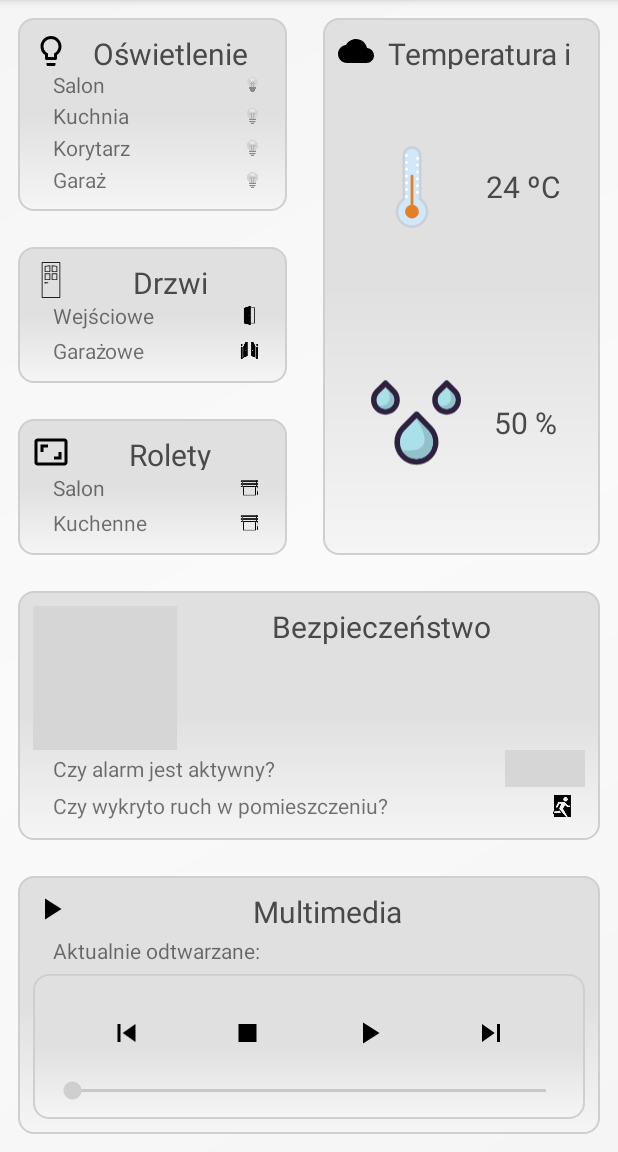
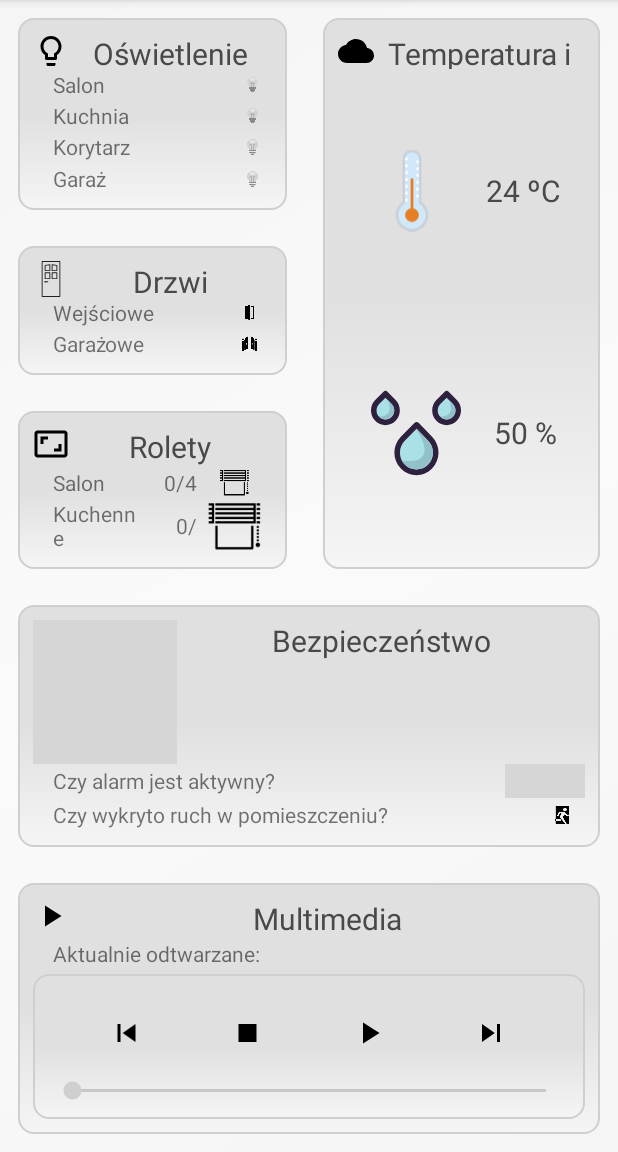
Before and after one commit to marcinkozikowski/SmartPiHome, an Android app: the HomeFragment screen opened directly, with no data from a screen before it, on a phone screen of 412 x 824 dp, the part 84-1236 px from its top. Run offline under Robolectric (Android 15) with nearby library versions, the phone set to English and light mode, and no system bars; libraries missing offline, so code that uses them is left out: com.pubnub.api; 8 statements that could not run were skipped; grey boxes are pictures that could not be loaded.

Commit message:
Current blind position handlers with modyfied home screen representation of it

```diff
--- a/app/src/main/java/Tools/CurrentDeviceState.java
+++ b/app/src/main/java/Tools/CurrentDeviceState.java
@@ -85,6 +85,26 @@ public final class CurrentDeviceState {
 
     private static boolean garageDoor,frontDoor;
 
+    private static int kitchenBlindPosition;
+
+    public static int getKitchenBlindPosition() {
+        return kitchenBlindPosition;
+    }
+
+    public static void setKitchenBlindPosition(int kitchenBlindPosition) {
+        CurrentDeviceState.kitchenBlindPosition = kitchenBlindPosition;
+    }
+
+    public static int getLivingRoomBlindPosition() {
+        return livingRoomBlindPosition;
+    }
+
+    public static void setLivingRoomBlindPosition(int livingRoomBlindPosition) {
+        CurrentDeviceState.livingRoomBlindPosition = livingRoomBlindPosition;
+    }
+
+    private static int livingRoomBlindPosition;
+
     public static boolean isAlarm() {
         return alarm;
     }
--- a/app/src/main/java/fragment/BlindsFragment.java
+++ b/app/src/main/java/fragment/BlindsFragment.java
@@ -6,6 +6,7 @@ import android.support.v4.app.Fragment;
 import android.view.LayoutInflater;
 import android.view.View;
 import android.view.ViewGroup;
+import android.widget.SeekBar;
 import android.widget.ToggleButton;
 
 import com.example.dell.smartpihome.R;
@@ -16,6 +17,8 @@ public class BlindsFragment extends Fragment {
 
     ToggleButton kitchenBlind;
     ToggleButton livingRoomBlind;
+    SeekBar kitchenBlindSeekBar;
+    SeekBar livingRoomBlindSeekBar;
 
     private static final String ARG_PARAM1 = "param1";
     private static final String ARG_PARAM2 = "param2";
@@ -53,6 +56,61 @@ public class BlindsFragment extends Fragment {
                              Bundle savedInstanceState) {
         View v = inflater.inflate(R.layout.fragment_blinds, container, false);
         v = setCurrentBlindState(v);
+        kitchenBlindSeekBar.setOnSeekBarChangeListener(new SeekBar.OnSeekBarChangeListener() {
+            @Override
+            public void onProgressChanged(final SeekBar seekBar, int ProgressValue, boolean fromUser) {
+                if (fromUser) {
+                    tools.setKitchenBlindPosition(ProgressValue);
+                    if(kitchenBlindSeekBar.getProgress()==kitchenBlindSeekBar.getMax())
+                    {
+                        tools.setKitchenBlind(true);
+                        kitchenBlind.setChecked(true);
+                    }
+                    else if(kitchenBlindSeekBar.getProgress()==0)
+                    {
+                        tools.setKitchenBlind(false);
+                        kitchenBlind.setChecked(false);
+                    }
+                }
+            }
+
+            @Override
+            public void onStartTrackingTouch(SeekBar seekBar) {
+
+            }
+
+            @Override
+            public void onStopTrackingTouch(SeekBar seekBar) {
+
+            }
+        });
+        livingRoomBlindSeekBar.setOnSeekBarChangeListener(new SeekBar.OnSeekBarChangeListener() {
+            @Override
+            public void onProgressChanged(final SeekBar seekBar, int ProgressValue, boolean fromUser) {
+                if (fromUser) {
+                    tools.setLivingRoomBlindPosition(ProgressValue);
+                    if(livingRoomBlindSeekBar.getProgress()==livingRoomBlindSeekBar.getMax())
+                    {
+                        tools.setLivingRoomBlind(true);
+                        livingRoomBlind.setChecked(true);
+                    }
+                    else if(livingRoomBlindSeekBar.getProgress()==0)
+                    {
+                        tools.setLivingRoomBlind(false);
+                        livingRoomBlind.setChecked(false);
+                    }
+                }
+            }
+            @Override
+            public void onStartTrackingTouch(SeekBar seekBar) {
+
+            }
+
+            @Override
+            public void onStopTrackingTouch(SeekBar seekBar) {
+
+            }
+        });
         return v;
     }
 
@@ -63,13 +121,11 @@ public class BlindsFragment extends Fragment {
         }
     }
 
-
     @Override
     public void onDetach() {
         super.onDetach();
         mListener = null;
     }
-
 
     public interface OnFragmentInteractionListener {
         // TODO: Update argument type and name
@@ -80,9 +136,13 @@ public class BlindsFragment extends Fragment {
     {
         kitchenBlind = (ToggleButton)v.findViewById(R.id.kitchenBlindBtn);
         livingRoomBlind = (ToggleButton) v.findViewById(R.id.livingRoomBlindBtn);
+        kitchenBlindSeekBar = (SeekBar)v.findViewById(R.id.kitchenblind1SeekBar);
+        livingRoomBlindSeekBar = (SeekBar)v.findViewById(R.id.blind1SeekBar);
 
         kitchenBlind.setChecked(tools.isKitchenBlind());
         livingRoomBlind.setChecked(tools.isLivingRoomBlind());
+        kitchenBlindSeekBar.setProgress(tools.getKitchenBlindPosition());
+        livingRoomBlindSeekBar.setProgress(tools.getLivingRoomBlindPosition());
 
         return v;
     }
--- a/app/src/main/java/fragment/HomeFragment.java
+++ b/app/src/main/java/fragment/HomeFragment.java
@@ -29,6 +29,8 @@ public class HomeFragment extends Fragment {
     ImageView garageDoor;
     ImageView kitchenBlind;
     ImageView livingRoomBlind;
+    TextView kitchenBlindPosition;
+    TextView livingRoomBlindPosition;
     TextView nowPlaying;
     ImageView nextSong;
     ImageView previousSong;
@@ -266,6 +268,9 @@ public class HomeFragment extends Fragment {
         kitchenBlind = (ImageView)inflater.findViewById(R.id.KitchenBlindsImg);
         livingRoomBlind = (ImageView)inflater.findViewById(R.id.LivingRoomBlindsImg);
 
+        kitchenBlindPosition =(TextView)inflater.findViewById(R.id.KitchenBlindPosition) ;
+        livingRoomBlindPosition =(TextView)inflater.findViewById(R.id.LivingRoomBlindPosition);
+
         if(tools.isKitchenBlind())
         {
             kitchenBlind.setImageResource(R.drawable.blinds_close);
@@ -273,6 +278,8 @@ public class HomeFragment extends Fragment {
         else{
             kitchenBlind.setImageResource(R.drawable.blinds_open);
         }
+        kitchenBlindPosition.setText(tools.getKitchenBlindPosition()+"/4");
+        livingRoomBlindPosition.setText(tools.getLivingRoomBlindPosition()+"/4");
 
         if(tools.isLivingRoomBlind())
         {
--- a/app/src/main/res/layout/fragment_blinds.xml
+++ b/app/src/main/res/layout/fragment_blinds.xml
@@ -87,7 +87,7 @@
                 <android.support.v7.widget.AppCompatSeekBar
                     android:layout_width="wrap_content"
                     android:layout_height="wrap_content"
-                    android:max="10"
+                    android:max="4"
                     android:layout_weight="6"
                     android:id="@+id/blind1SeekBar"/>
 
@@ -159,7 +159,7 @@
                 <android.support.v7.widget.AppCompatSeekBar
                     android:layout_width="wrap_content"
                     android:layout_height="wrap_content"
-                    android:max="10"
+                    android:max="4"
                     android:layout_weight="6"
                     android:id="@+id/kitchenblind1SeekBar"/>
 
--- a/app/src/main/res/layout/fragment_home.xml
+++ b/app/src/main/res/layout/fragment_home.xml
@@ -22,15 +22,17 @@
             android:layout_width="wrap_content"
             android:layout_height="match_parent"
             android:orientation="vertical"
+            android:id="@+id/LeftLinearLayout"
             android:layout_weight="2">
 
             <LinearLayout
                 android:layout_width="match_parent"
-                android:orientation="vertical"
+                android:layout_height="wrap_content"
                 android:layout_margin="@dimen/layout_margin"
+                android:layout_weight="2"
+                android:id="@+id/LightLinearLayout"
                 android:background="@drawable/border_with_fill"
-                android:layout_height="wrap_content"
-                android:layout_weight="1">
+                android:orientation="vertical">
 
                 <LinearLayout
                     android:layout_width="match_parent"
@@ -40,42 +42,45 @@
                     <ImageView
                         android:layout_width="wrap_content"
                         android:layout_height="wrap_content"
-                        android:src="@drawable/ic_lightbulb_outline_black_48px"
-                        />
+                        android:src="@drawable/ic_lightbulb_outline_black_48px" />
 
                     <TextView
                         android:layout_width="match_parent"
                         android:layout_height="match_parent"
                         android:layout_weight="3"
+                        android:text="Oświetlenie"
+                        android:textAlignment="center"
                         android:textColor="@color/headerTextColor"
-                        android:textSize="@dimen/header_text_size"
-                        android:text="Oświetlenie"
-                        android:textAlignment="center"/>
+                        android:textSize="@dimen/header_text_size" />
 
                 </LinearLayout>
+
                 <LinearLayout
                     android:layout_width="match_parent"
                     android:layout_height="match_parent"
                     android:orientation="vertical">
+
                     <LinearLayout
                         android:layout_width="match_parent"
                         android:layout_height="wrap_content"
                         android:layout_weight="1"
                         android:orientation="horizontal">
+
                         <TextView
                             android:layout_width="match_parent"
                             android:layout_height="wrap_content"
                             android:layout_gravity="center_vertical"
-                        android:text="Salon"
+                            android:layout_weight="1"
                             android:paddingLeft="@dimen/header_margin"
-                        android:layout_weight="1"/>
+                            android:text="Salon" />
+
                         <ImageView
+                            android:id="@+id/LivingRoomLightImg"
                             android:layout_width="wrap_content"
                             android:layout_height="match_parent"
                             android:layout_weight="5"
                             android:padding="5dp"
-                        android:id="@+id/LivingRoomLightImg"
-                        android:src="@drawable/light_bulb_off"/>
+                            android:src="@drawable/light_bulb_off" />
 
                     </LinearLayout>
 
@@ -84,41 +89,22 @@
                         android:layout_height="wrap_content"
                         android:layout_weight="1"
                         android:orientation="horizontal">
+
                         <TextView
                             android:layout_width="match_parent"
                             android:layout_height="wrap_content"
                             android:layout_gravity="center_vertical"
+                            android:layout_weight="1"
                             android:paddingLeft="@dimen/header_margin"
-                            android:text="Kuchnia"
-                            android:layout_weight="1"/>
+                            android:text="Kuchnia" />
+
                         <ImageView
+                            android:id="@+id/KitchenLightImg"
                             android:layout_width="wrap_content"
                             android:layout_height="match_parent"
                             android:layout_weight="5"
                             android:padding="5dp"
-                            android:id="@+id/KitchenLightImg"
-                            android:src="@drawable/light_bulb_off"/>
-
-                    </LinearLayout>
-                    <LinearLayout
-                        android:layout_width="match_parent"
-                        android:layout_height="wrap_content"
-                        android:layout_weight="1"
-                        android:orientation="horizontal">
-                        <TextView
-                            android:layout_width="match_parent"
-                            android:layout_height="wrap_content"
-                            android:layout_gravity="center_vertical"
-                            android:paddingLeft="@dimen/header_margin"
-                            android:text="Korytarz"
-                            android:layout_weight="1"/>
-                        <ImageView
-                            android:layout_width="wrap_content"
-                            android:layout_height="match_parent"
-                            android:layout_weight="5"
-                            android:padding="5dp"
-                            android:id="@+id/CorridorLightImg"
-                            android:src="@drawable/light_bulb_off"/>
+                            android:src="@drawable/light_bulb_off" />
 
                     </LinearLayout>
 
@@ -127,20 +113,46 @@
                         android:layout_height="wrap_content"
                         android:layout_weight="1"
                         android:orientation="horizontal">
+
                         <TextView
                             android:layout_width="match_parent"
                             android:layout_height="wrap_content"
-                            android:paddingLeft="@dimen/header_margin"
                             android:layout_gravity="center_vertical"
                             android:layout_weight="1"
-                            android:text="Garaż"/>
+                            android:paddingLeft="@dimen/header_margin"
+                            android:text="Korytarz" />
+
                         <ImageView
+                            android:id="@+id/CorridorLightImg"
                             android:layout_width="wrap_content"
                             android:layout_height="match_parent"
                             android:layout_weight="5"
                             android:padding="5dp"
+                            android:src="@drawable/light_bulb_off" />
+
+                    </LinearLayout>
+
+                    <LinearLayout
+                        android:layout_width="match_parent"
+                        android:layout_height="wrap_content"
+                        android:layout_weight="1"
+                        android:orientation="horizontal">
+
+                        <TextView
+                            android:layout_width="match_parent"
+                            android:layout_height="wrap_content"
+                            android:layout_gravity="center_vertical"
+                            android:layout_weight="1"
+                            android:paddingLeft="@dimen/header_margin"
+                            android:text="Garaż" />
+
+                        <ImageView
                             android:id="@+id/GarageLightImg"
-                            android:src="@drawable/light_bulb_off"/>
+                            android:layout_width="wrap_content"
+                            android:layout_height="match_parent"
+                            android:layout_weight="5"
+                            android:padding="5dp"
+                            android:src="@drawable/light_bulb_off" />
 
                     </LinearLayout>
                 </LinearLayout>
@@ -148,11 +160,12 @@
 
             <LinearLayout
                 android:layout_width="match_parent"
-                android:orientation="vertical"
+                android:layout_height="wrap_content"
+                android:layout_margin="@dimen/layout_margin"
                 android:layout_weight="1"
-                android:layout_margin="@dimen/layout_margin"
+                android:id="@+id/DoorLinearLayout"
                 android:background="@drawable/border_with_fill"
-                android:layout_height="wrap_content">
+                android:orientation="vertical">
 
                 <LinearLayout
                     android:layout_width="match_parent"
@@ -162,42 +175,45 @@
                     <ImageView
                         android:layout_width="wrap_content"
                         android:layout_height="wrap_content"
-                        android:src="@drawable/ic_door"
-                        />
+                        android:src="@drawable/ic_door" />
 
                     <TextView
                         android:layout_width="match_parent"
                         android:layout_height="match_parent"
                         android:layout_weight="3"
+                        android:text="Drzwi"
+                        android:textAlignment="center"
                         android:textColor="@color/headerTextColor"
-                        android:textSize="@dimen/header_text_size"
-                        android:text="Drzwi"
-                        android:textAlignment="center"/>
+                        android:textSize="@dimen/header_text_size" />
 
                 </LinearLayout>
+
                 <LinearLayout
                     android:layout_width="match_parent"
                     android:layout_height="match_parent"
                     android:orientation="vertical">
+
                     <LinearLayout
                         android:layout_width="match_parent"
                         android:layout_height="wrap_content"
                         android:layout_weight="1"
                         android:orientation="horizontal">
+
                         <TextView
                             android:layout_width="match_parent"
                             android:layout_height="wrap_content"
                             android:layout_gravity="center_vertical"
-                            android:text="Wejściowe"
+                            android:layout_weight="1"
                             android:paddingLeft="@dimen/header_margin"
-                            android:layout_weight="1"/>
+                            android:text="Wejściowe" />
+
                         <ImageView
+                            android:id="@+id/FrontDoorImg"
                             android:layout_width="wrap_content"
                             android:layout_height="match_parent"
                             android:layout_weight="1"
                             android:padding="5dp"
-                            android:id="@+id/FrontDoorImg"
-                            android:src="@drawable/icons8_door_closed_filled_100"/>
+                            android:src="@drawable/icons8_door_closed_filled_100" />
 
                     </LinearLayout>
 
@@ -206,13 +222,14 @@
                         android:layout_height="wrap_content"
                         android:layout_weight="1"
                         android:orientation="horizontal">
+
                         <TextView
                             android:layout_width="match_parent"
                             android:layout_height="wrap_content"
                             android:layout_gravity="center_vertical"
+                            android:layout_weight="1"
                             android:paddingLeft="@dimen/header_margin"
-                            android:text="Garażowe"
-                            android:layout_weight="1"/>
+                            android:text="Garażowe" />
 
                         <ImageView
                             android:id="@+id/GarageDoorImg"
@@ -232,6 +249,7 @@
                 android:layout_width="match_parent"
                 android:orientation="vertical"
                 android:layout_weight="1"
+                android:id="@+id/BlindsLinearLayout"
                 android:layout_margin="@dimen/layout_margin"
                 android:background="@drawable/border_with_fill"
                 android:layout_height="wrap_content">
@@ -249,7 +267,7 @@
 
                     <TextView
                         android:layout_width="match_parent"
-                        android:layout_height="match_parent"
+                        android:layout_height="wrap_content"
                         android:layout_weight="3"
                         android:textColor="@color/headerTextColor"
                         android:textSize="@dimen/header_text_size"
@@ -268,19 +286,35 @@
                         android:layout_weight="1"
                         android:orientation="horizontal">
                         <TextView
-                            android:layout_width="match_parent"
+                            android:layout_width="wrap_content"
                             android:layout_height="wrap_content"
                             android:layout_gravity="center_vertical"
                             android:text="Salon"
                             android:paddingLeft="@dimen/header_margin"
-                            android:layout_weight="1"/>
-                        <ImageView
+                            android:layout_weight="6"/>
+
+                        <Space
                             android:layout_width="wrap_content"
                             android:layout_height="match_parent"
-                            android:layout_weight="1"
-                            android:padding="5dp"
+                            android:layout_weight="1"/>
+                        <TextView
+                            android:layout_width="wrap_content"
+                            android:layout_height="wrap_content"
+                            android:layout_gravity="center_vertical|right"
+                            android:gravity="right"
+                            android:paddingLeft="@dimen/header_margin"
+                            android:text="0/4"
+                            android:maxLines="1"
+                            android:id="@+id/LivingRoomBlindPosition"
+                            android:layout_weight="4"
+                            />
+
+                        <ImageView
                             android:id="@+id/LivingRoomBlindsImg"
-                            android:src="@drawable/ic_blinds_black_48px"/>
+                            android:layout_width="wrap_content"
+                            android:layout_height="fill_parent"
+                            android:layout_gravity="right|center_vertical"
+                            android:src="@drawable/ic_blinds_black_48px" />
 
                     </LinearLayout>
 
@@ -290,17 +324,32 @@
                         android:layout_weight="1"
                         android:orientation="horizontal">
                         <TextView
-                            android:layout_width="match_parent"
+                            android:layout_width="wrap_content"
                             android:layout_height="wrap_content"
-                            android:layout_gravity="center_vertical"
+                            android:layout_gravity="center_vertical|left"
                             android:paddingLeft="@dimen/header_margin"
+                            android:layout_weight="6"
                             android:text="Kuchenne"
+                            />
+                        <Space
+                            android:layout_width="wrap_content"
+                            android:layout_height="match_parent"
                             android:layout_weight="1"/>
+                        <TextView
+                            android:layout_width="wrap_content"
+                            android:layout_height="wrap_content"
+                            android:id="@+id/KitchenBlindPosition"
+                            android:layout_gravity="center_vertical|right"
+                            android:gravity="right"
+                            android:paddingLeft="@dimen/header_margin"
+                            android:text="0/4"
+                            android:maxLines="1"
+                            android:layout_weight="4"
+                            />
                         <ImageView
                             android:layout_width="wrap_content"
-                            android:layout_height="match_parent"
-                            android:layout_weight="1"
-                            android:padding="5dp"
+                            android:layout_height="fill_parent"
+                            android:layout_gravity="right|center_vertical"
                             android:id="@+id/KitchenBlindsImg"
                             android:src="@drawable/ic_blinds_black_48px"/>
 
```
Lines whose indentation alone changed are shown as unchanged.
